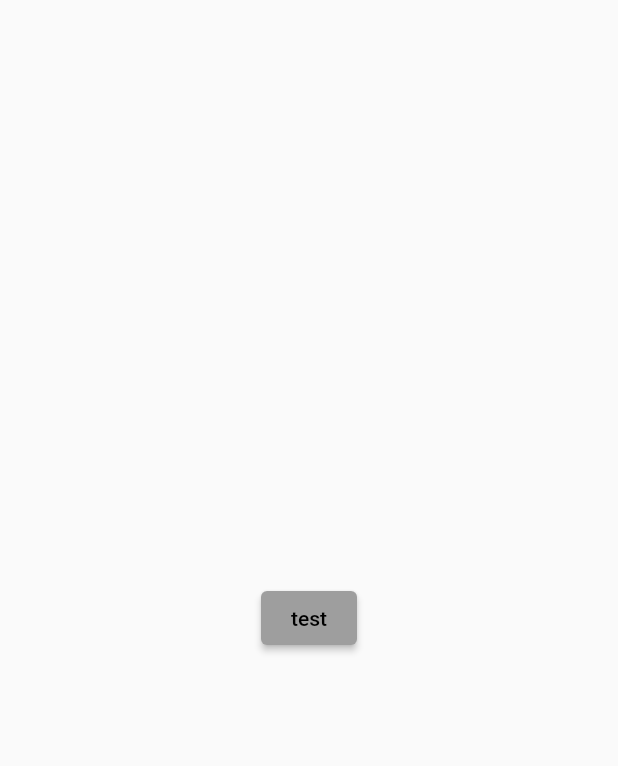
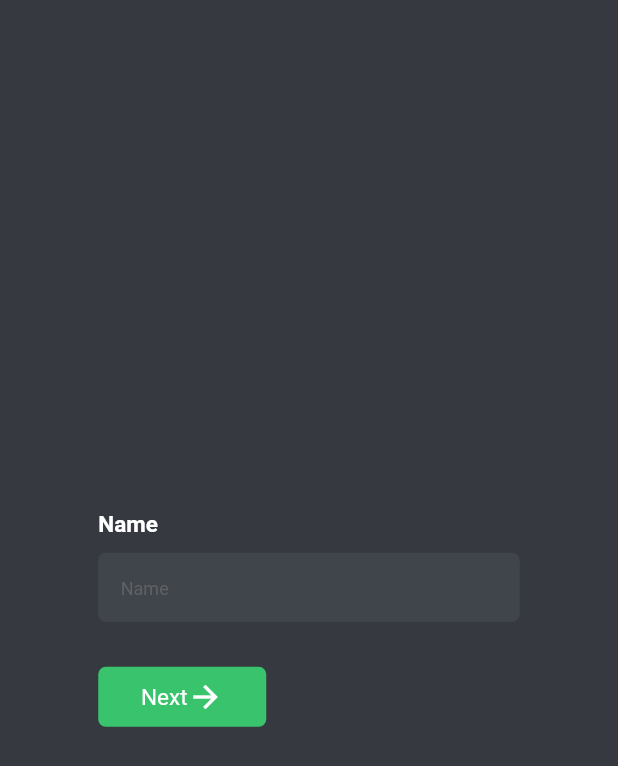
Before and after one commit to adhi-diatmika/taksu_challenge, a Flutter app: the screen it shows after launch, on a phone screen of 412 x 824 dp. Shown: the top 766 px of the screen. Run offline on Flutter 3.47's test engine with Material 2 defaults, Android fonts, the phone set to English and light mode, and no system bars; our stand-ins replace google_fonts.

Commit message:
login screen UI

```diff
--- a/lib/main.dart
+++ b/lib/main.dart
@@ -1,5 +1,5 @@
 import 'package:flutter/material.dart';
-import 'package:test_taksu/screens/dashboard.dart';
+import 'package:test_taksu/screens/login_screen.dart';
 
 void main() {
   runApp(const MyApp());
@@ -21,7 +21,7 @@ class MyApp extends StatelessWidget {
             TargetPlatform.iOS: CupertinoPageTransitionsBuilder(),
           })
       ),
-      home: const Dashboard(),
+      home: const LoginScreen(),
     );
   }
 }
--- a/lib/screens/dashboard.dart
+++ /dev/null
@@ -1,49 +0,0 @@
-import 'package:flutter/material.dart';
-
-class Dashboard extends StatefulWidget {
-  const Dashboard({Key? key}) : super(key: key);
-
-  @override
-  _DashboardState createState() => _DashboardState();
-}
-
-class _DashboardState extends State<Dashboard> {
-  @override
-  Widget build(BuildContext context) {
-    return Scaffold(
-      body: Center(
-        child: ElevatedButton(
-          onPressed: (){
-            showDialog(
-              context: context,
-              builder: (BuildContext context){
-                return WillPopScope(
-                  onWillPop: (){
-                    return Future.value(true);
-                  },
-                  child: Container(
-                    height: MediaQuery.of(context).size.height*0.8,
-                    width: MediaQuery.of(context).size.width,
-                    color: Colors.grey,
-                    child: Stack(
-                      children: [
-                        Center(
-                          child: Container(
-                            color: Colors.red,
-                            height: 100,
-                            width: 100,
-                          ),
-                        ),
-                      ],
-                    ),
-                  ),
-                );
-              }
-            );
-          },
-          child: const Text('test'),
-        ),
-      ),
-    );
-  }
-}
--- /dev/null
+++ b/lib/screens/login_screen.dart
@@ -0,0 +1,62 @@
+import 'package:flutter/material.dart';
+import 'package:test_taksu/services/colors.dart';
+import 'package:test_taksu/services/widget.dart';
+
+class LoginScreen extends StatefulWidget {
+  const LoginScreen({Key? key}) : super(key: key);
+
+  @override
+  _LoginScreenState createState() => _LoginScreenState();
+}
+
+class _LoginScreenState extends State<LoginScreen> {
+  TextEditingController nameController = TextEditingController(text: '');
+
+  @override
+  void initState() {
+    super.initState();
+  }
+
+  @override
+  Widget build(BuildContext context) {
+    return Scaffold(
+      backgroundColor: TaksuColor.primaryBG(),
+      body: SafeArea(
+        child: Center(
+          child: SizedBox(
+            width: 281,
+            child: Column(
+              mainAxisAlignment: MainAxisAlignment.center,
+              crossAxisAlignment: CrossAxisAlignment.start,
+              children: [
+                TextInputCustom(
+                  label: 'Name',
+                  controller: nameController,
+                  hint: 'Name',
+                  action: TextInputAction.done,
+                ),
+                const SizedBox(height: 20,),
+                WidSplash(
+                  width: 112,
+                  color: TaksuColor.primaryGreen(),
+                  radius: BorderRadius.circular(5),
+                  padding: const EdgeInsets.symmetric(vertical: 8),
+                  child: Row(
+                    mainAxisAlignment: MainAxisAlignment.center,
+                    children: [
+                      const TextCustom(text: 'Next'),
+                      Icon(
+                        Icons.arrow_forward,
+                        color: TaksuColor.white(),
+                      )
+                    ],
+                  ),
+                )
+              ],
+            ),
+          ),
+        ),
+      ),
+    );
+  }
+}
--- a/lib/services/fonts.dart
+++ b/lib/services/fonts.dart
@@ -1,6 +1,5 @@
 import 'package:google_fonts/google_fonts.dart';
 
 class CNFont{
-  static String? poppins  = GoogleFonts.poppins().fontFamily;
-  static String? montserrat  = GoogleFonts.montserrat().fontFamily;
+  static String? roboto  = GoogleFonts.roboto().fontFamily;
 }
--- a/lib/services/widget.dart
+++ b/lib/services/widget.dart
@@ -1,7 +1,10 @@
 import 'package:flutter/material.dart';
+import 'package:flutter/services.dart';
 import 'package:test_taksu/services/colors.dart';
 import 'package:test_taksu/services/fonts.dart';
 
+
+//Custom container widget
 class WidSplash extends StatelessWidget {
   final Key? keys;
   final Widget? child;
@@ -60,6 +63,7 @@ class WidSplash extends StatelessWidget {
   }
 }
 
+//Custom text widget
 class TextCustom extends StatelessWidget {
   final String? text, font;
   final Color? color;
@@ -77,7 +81,7 @@ class TextCustom extends StatelessWidget {
     Key? key,
     @required this.text,
     this.color,
-    this.size = 16,
+    this.size = 15,
     this.decoration,
     this.align = TextAlign.start,
     this.maxLines,
@@ -104,7 +108,7 @@ class TextCustom extends StatelessWidget {
         maxLines: maxLines,
         style: TextStyle(
             color: color ?? TaksuColor.white(),
-            fontFamily: font ?? CNFont.poppins,
+            fontFamily: font ?? CNFont.roboto,
             height: height,
             fontSize: size.toDouble(),
             fontWeight: weight ?? FontWeight.normal,
@@ -117,74 +121,147 @@ class TextCustom extends StatelessWidget {
   }
 }
 
-class Wh {
-  static appBar(context, {
-    Object title = '',
-    bool reload = false,
-    Color? color,
-    Color? textColor,
-    double elevation = 0.0,
-    bool back = true,
-    double spacing = 15.0,
-    List<Widget>? actions,
-    bool autoLeading = false,
-    bool center = true,
-    Widget? leading,
-    PreferredSizeWidget? bottom,
-    Widget? flexibleSpace,
-    double? height,
-    FontWeight? weight,
-  }) {
-    Widget? _leading(){
-      if(leading != null){
-        return leading;
-      }else if (back){
-        return IconButton(
-          onPressed: () {
-            if (reload) {
-              Navigator.of(context).pop({'edited': true});
-            } else {
-              Navigator.pop(context);
-            }
-          },
-          icon: const Icon(Icons.arrow_back_ios_rounded, size: 18,),
-          color: textColor ?? TaksuColor.white(),
-        );
-      }else{
-        return null;
-      }
-    }
+class TextInputCustom extends StatefulWidget {
+  final Key? keys;
+  final String? label, hint, errorText;
+  final TextEditingController? controller;
+  final TextInputType? type;
+  final TextInputAction? action;
+  final bool enabled, obscure, showCursor, readOnly;
+  final Function()? onTap;
+  final Function(String)? submit, change;
+  final FocusNode? node;
+  final int? length, maxLines;
+  final Widget? suffix, prefix, prefixIcon;
+  final double space, fontSize;
+  final InputBorder? border;
+  final TextStyle? hintStyle;
+  final Color? backgroundColor, disableColor;
+  final EdgeInsetsGeometry? contentPadding;
+  final List<TextInputFormatter>? formatter;
 
-    Widget _appBar() {
-      return AppBar(
-        iconTheme: const IconThemeData(size: 3),
-        actionsIconTheme: const IconThemeData(size: 3),
-        centerTitle: center,
-        backgroundColor: color ?? TaksuColor.primaryBG(),
-        automaticallyImplyLeading: autoLeading,
-        titleSpacing: back ? 0 : 15,
-        elevation: elevation.toDouble(),
-        leading: _leading(),
-        title: title is Widget
-            ? title
-            : TextCustom(
-          text: title.toString(),
-          color: textColor ?? TaksuColor.white(),
-          size: 18,
-          weight: weight ?? FontWeight.bold,
-          font: CNFont.poppins,
-        ),
-        actions: actions,
-        bottom: bottom,
-        flexibleSpace: flexibleSpace,
-      );
-    }
+  const TextInputCustom({
+    this.keys,
+    this.label,
+    this.hint,
+    this.controller,
+    this.type,
+    this.space = 10,
+    this.fontSize = 16,
+    this.readOnly = false,
+    this.action,
+    this.enabled = true,
+    this.showCursor = true,
+    this.obscure = false,
+    this.submit,
+    this.prefix,
+    this.suffix,
+    this.onTap,
+    this.change,
+    this.node,
+    this.length,
+    this.maxLines,
+    this.border,
+    this.hintStyle,
+    this.backgroundColor,
+    this.contentPadding,
+    this.prefixIcon,
+    this.disableColor,
+    this.formatter,
+    this.errorText
+  }) : super(key: keys);
 
-    return height == null
-        ? _appBar()
-        : PreferredSize(
-        preferredSize: Size.fromHeight(height),
-        child: _appBar()
+  @override
+  _TextInputState createState() => _TextInputState();
+}
+
+class _TextInputState extends State<TextInputCustom> {
+  @override
+  Widget build(BuildContext context) {
+    return Container(
+      margin: EdgeInsets.only(bottom: widget.space),
+      child: Column(
+        crossAxisAlignment: CrossAxisAlignment.start,
+        children: <Widget>[
+          widget.label == null
+              ? const SizedBox.shrink()
+              : Container(
+            child: TextCustom(
+              text: widget.label,
+              size: 15,
+              weight: FontWeight.bold,
+            ),
+            margin: const EdgeInsets.only(bottom: 10),
+          ),
+          Container(
+            decoration: BoxDecoration(
+                borderRadius: BorderRadius.circular(5),
+                color: widget.enabled
+                    ? widget.backgroundColor ?? TaksuColor.primaryCard()
+                    : widget.disableColor ?? const Color.fromRGBO(232, 236, 241, 1),
+            ),
+            // height: 40,
+            child: TextField(
+                readOnly: widget.readOnly,
+                onTap: widget.onTap,
+                showCursor: widget.showCursor,
+                controller: widget.controller,
+                keyboardType: widget.type,
+                textInputAction: widget.action,
+                enabled: widget.enabled,
+                focusNode: widget.node,
+                obscureText: widget.obscure,
+                onSubmitted: widget.submit,
+                style: TextStyle(
+                    fontFamily: CNFont.roboto,
+                    height: 1,
+                    fontSize: widget.fontSize,
+                    color: TaksuColor.white()
+                ),
+                maxLines: widget.maxLines ?? 1,
+                minLines: 1,
+                onChanged: widget.change,
+                inputFormatters: widget.formatter ?? [LengthLimitingTextInputFormatter(widget.length)],
+                decoration: InputDecoration(
+                  prefix: widget.prefix,
+                  prefixIcon: widget.prefixIcon,
+                  isDense: true,
+                  suffixIcon: widget.suffix,
+                  suffixIconConstraints: const BoxConstraints(maxHeight: 50),
+                  prefixIconConstraints: const BoxConstraints(maxHeight: 50),
+                  suffixStyle: const TextStyle(),
+                  contentPadding: widget.contentPadding ?? const EdgeInsets.symmetric(horizontal: 15, vertical: 15),
+                  hintText: widget.hint,
+                  border: widget.border ?? OutlineInputBorder(
+                      borderRadius: BorderRadius.circular(5),
+                      borderSide: BorderSide(color: TaksuColor.transparent())
+                  ),
+                  errorText: widget.errorText,
+                  errorStyle: TextStyle(
+                    fontFamily: CNFont.roboto,
+                    fontSize: 9,
+                  ),
+                  hintStyle: widget.hintStyle ?? TextStyle(
+                      fontFamily: CNFont.roboto,
+                      color: const Color.fromRGBO(109, 109, 109, 0.7),
+                      fontSize: 12),
+                  enabledBorder: widget.border ?? OutlineInputBorder(
+                      borderRadius: BorderRadius.circular(5),
+                      borderSide: BorderSide(color: TaksuColor.transparent())
+                  ),
+                  focusedBorder: widget.border ?? OutlineInputBorder(
+                      borderRadius: BorderRadius.circular(6),
+                      borderSide: BorderSide(color: TaksuColor.transparent())
+                  ),
+                  disabledBorder: widget.border ?? OutlineInputBorder(
+                      borderRadius: BorderRadius.circular(5),
+                      borderSide: BorderSide(color: TaksuColor.transparent())
+                  ),
+                )
+            ),
+          ),
+        ],
+      ),
     );
   }
 }
--- a/pubspec.yaml
+++ b/pubspec.yaml
@@ -34,7 +34,7 @@ dependencies:
   # The following adds the Cupertino Icons font to your application.
   # Use with the CupertinoIcons class for iOS style icons.
   cupertino_icons: ^1.0.2
-  google_fonts: ^2.2.0
+  google_fonts: 2.2.0
 
 dev_dependencies:
   flutter_test:
```
Also changed, not shown: pubspec.lock, 3 other files.
